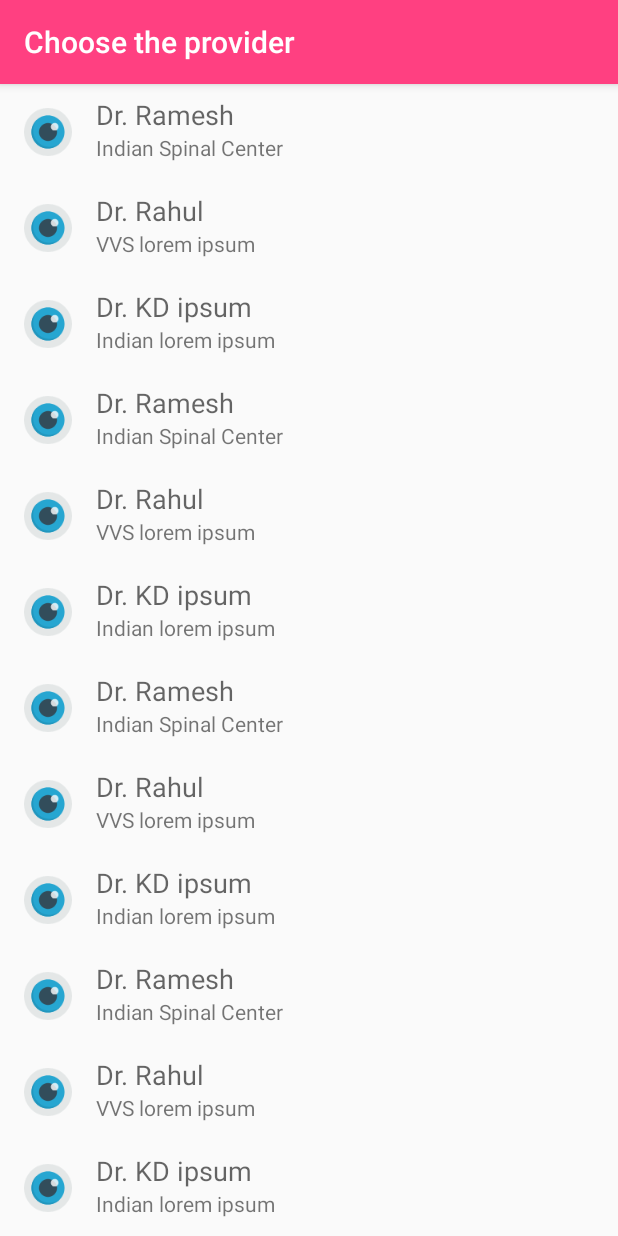
After one commit to ashish05182001/TaskNetwork, an Android app: the ProviderList screen opened directly, with no data from a screen before it, on a phone screen of 412 x 824 dp. The commit adds this screen. Run offline under Robolectric (Android 15) with nearby library versions, the light colour scheme and no system bars.

Commit message:
Made Provider List Screen

```diff
--- a/app/src/main/AndroidManifest.xml
+++ b/app/src/main/AndroidManifest.xml
@@ -19,7 +19,8 @@
         </activity>
         <activity android:name=".LoginActivity" />
         <activity android:name=".CustomerSPActivity" />
-        <activity android:name=".SearchList" />
+        <activity android:name=".ProviderList"
+            android:label="Choose the provider"/>
         <activity android:name=".CategoriesActivity"
             android:theme="@style/AppTheme.NoActionBar"
             android:exported="true">
--- /dev/null
+++ b/app/src/main/java/sddtu/org/tasknetwork/Provider.java
@@ -0,0 +1,23 @@
+package sddtu.org.tasknetwork;
+
+/**
+ * Created by Dell on 3/17/2017.
+ */
+
+public class Provider {
+    private String mName;
+    private String mDescription;
+
+    Provider(String name, String description) {
+        mName = name;
+        mDescription = description;
+    }
+
+    public String getName() {
+        return mName;
+    }
+
+    public String getDescription(){
+        return mDescription;
+    }
+}
--- /dev/null
+++ b/app/src/main/java/sddtu/org/tasknetwork/ProviderList.java
@@ -0,0 +1,57 @@
+package sddtu.org.tasknetwork;
+
+import android.os.Bundle;
+import android.support.v7.app.AppCompatActivity;
+import android.support.v7.widget.LinearLayoutManager;
+import android.support.v7.widget.RecyclerView;
+
+import java.util.ArrayList;
+
+/**
+ * Created by Dell on 3/16/2017.
+ */
+
+public class ProviderList extends AppCompatActivity {
+    int p;
+
+    String[][] data = {
+            {"Dr. Ramesh", "Indian Spinal Center"},
+            {"Dr. Rahul", "VVS lorem ipsum"},
+            {"Dr. KD ipsum", "Indian lorem ipsum"},
+            {"Dr. Ramesh", "Indian Spinal Center"},
+            {"Dr. Rahul", "VVS lorem ipsum"},
+            {"Dr. KD ipsum", "Indian lorem ipsum"},
+            {"Dr. Ramesh", "Indian Spinal Center"},
+            {"Dr. Rahul", "VVS lorem ipsum"},
+            {"Dr. KD ipsum", "Indian lorem ipsum"},
+            {"Dr. Ramesh", "Indian Spinal Center"},
+            {"Dr. Rahul", "VVS lorem ipsum"},
+            {"Dr. KD ipsum", "Indian lorem ipsum"},
+    };
+
+    private RecyclerView recyclerView;
+    private RecyclerView.LayoutManager layoutManager;
+    private RecyclerView.Adapter adapter;
+
+    @Override
+    protected void onCreate(Bundle savedInstanceState) {
+        super.onCreate(savedInstanceState);
+        setContentView(R.layout.activitysearchlist);
+
+//        p = getIntent().getIntExtra("ArrayChoose", 0);
+        recyclerView = (RecyclerView) findViewById(R.id.searchrecycler);
+        layoutManager = new LinearLayoutManager(ProviderList.this);
+        recyclerView.setLayoutManager(layoutManager);
+        adapter = new RecyclerInnerAdapter(getDataSet());
+        recyclerView.setAdapter(adapter);
+    }
+
+    private ArrayList<Provider> getDataSet() {
+        ArrayList results = new ArrayList<>();
+        for (int i = 0; i < data.length; i++) {
+            Provider provider = new Provider(data[i][0], data[i][1]);
+            results.add(provider);
+        }
+        return results;
+    }
+}
--- a/app/src/main/java/sddtu/org/tasknetwork/RecyclerInnerAdapter.java
+++ b/app/src/main/java/sddtu/org/tasknetwork/RecyclerInnerAdapter.java
@@ -1,6 +1,5 @@
 package sddtu.org.tasknetwork;
 
-import android.content.Intent;
 import android.support.v7.widget.RecyclerView;
 import android.view.LayoutInflater;
 import android.view.View;
@@ -15,23 +14,26 @@ import java.util.ArrayList;
 
 public class RecyclerInnerAdapter extends RecyclerView.Adapter<RecyclerInnerAdapter.CardListHolder> {
 
-    private ArrayList<CardList> arraylList;
+    private ArrayList<Provider> arraylList;
 
-    public RecyclerInnerAdapter(ArrayList<CardList> arrayList){
+    public RecyclerInnerAdapter(ArrayList<Provider> arrayList){
         this.arraylList=arrayList;
     }
 
     public class CardListHolder extends RecyclerView.ViewHolder{
 
-        TextView textViewinner;
+        TextView mNameView;
+        TextView mDescriptionView;
         public CardListHolder(final View itemView) {
             super(itemView);
-            textViewinner=(TextView)itemView.findViewById(R.id.textViewinner);
+            mNameView = (TextView)itemView.findViewById(R.id.textViewPersonName);
+            mDescriptionView = (TextView) itemView.findViewById(R.id.textView);
 
             itemView.setOnClickListener(new View.OnClickListener() {
                 @Override
                 public void onClick(View v) {
 
+                    //TODO: Start booking procedure here
 
                 }
             });
@@ -39,13 +41,14 @@ public class RecyclerInnerAdapter extends RecyclerView.Adapter<RecyclerInnerAdap
     }
     @Override
     public RecyclerInnerAdapter.CardListHolder onCreateViewHolder(ViewGroup parent, int viewType) {
-        View view= LayoutInflater.from(parent.getContext()).inflate(R.layout.cardlayout2,parent,false);
+        View view= LayoutInflater.from(parent.getContext()).inflate(R.layout.list_item_provider,parent,false);
         CardListHolder cardListHolder=new CardListHolder(view);
         return cardListHolder;
     }
     @Override
     public void onBindViewHolder(RecyclerInnerAdapter.CardListHolder holder, int position) {
-        holder.textViewinner.setText(arraylList.get(position).getT2());
+        holder.mNameView.setText(arraylList.get(position).getName());
+        holder.mDescriptionView.setText(arraylList.get(position).getDescription());
     }
     @Override
     public int getItemCount() {
--- a/app/src/main/res/layout/activitysearchlist.xml
+++ b/app/src/main/res/layout/activitysearchlist.xml
@@ -4,12 +4,8 @@
     android:layout_height="match_parent">
 
     <android.support.v7.widget.RecyclerView
+        android:id="@+id/searchrecycler"
         android:layout_width="match_parent"
-        android:layout_height="match_parent"
-        android:id="@+id/searchrecycler">
-
-
-
-    </android.support.v7.widget.RecyclerView>
+        android:layout_height="match_parent" />
 
 </LinearLayout>
--- a/app/src/main/res/layout/content_categories.xml
+++ b/app/src/main/res/layout/content_categories.xml
@@ -15,7 +15,7 @@
             android:layout_width="match_parent"
             android:layout_height="wrap_content"
             android:paddingBottom="8dp"
-            android:background="?attr/colorAccent"
+            android:background="?attr/colorPrimary"
             app:layout_scrollFlags="scroll|enterAlways"
             app:contentInsetStart="0dp">
 
--- /dev/null
+++ b/app/src/main/res/layout/list_item_provider.xml
@@ -0,0 +1,42 @@
+<?xml version="1.0" encoding="utf-8"?>
+<android.support.constraint.ConstraintLayout xmlns:android="http://schemas.android.com/apk/res/android"
+    xmlns:app="http://schemas.android.com/apk/res-auto"
+    xmlns:tools="http://schemas.android.com/tools"
+    android:layout_width="match_parent"
+    android:layout_height="wrap_content">
+
+
+    <ImageView
+        android:id="@+id/imageView2"
+        android:layout_width="32dp"
+        android:layout_height="32dp"
+        app:srcCompat="@drawable/ic_eye"
+        app:layout_constraintTop_toTopOf="parent"
+        android:layout_marginTop="16dp"
+        app:layout_constraintBottom_toBottomOf="parent"
+        android:layout_marginBottom="16dp"
+        android:layout_marginLeft="16dp"
+        app:layout_constraintLeft_toLeftOf="parent"
+        app:layout_constraintVertical_bias="0.0" />
+
+    <TextView
+        android:id="@+id/textViewPersonName"
+        android:layout_width="wrap_content"
+        android:layout_height="wrap_content"
+        android:textAppearance="@style/TextAppearance.AppCompat.Medium"
+        tools:text="Dr. Ramesh "
+        app:layout_constraintLeft_toRightOf="@+id/imageView2"
+        android:layout_marginLeft="16dp"
+        app:layout_constraintTop_toTopOf="parent"
+        android:layout_marginTop="8dp" />
+
+    <TextView
+        android:id="@+id/textView"
+        android:layout_width="wrap_content"
+        android:layout_height="wrap_content"
+        tools:text="Indian Spinal Center, Delhi"
+        android:layout_marginLeft="0dp"
+        app:layout_constraintLeft_toLeftOf="@+id/textViewPersonName"
+        android:layout_marginTop="0dp"
+        app:layout_constraintTop_toBottomOf="@+id/textViewPersonName" />
+</android.support.constraint.ConstraintLayout>
--- a/app/src/main/res/values/colors.xml
+++ b/app/src/main/res/values/colors.xml
@@ -1,6 +1,13 @@
 <?xml version="1.0" encoding="utf-8"?>
 <resources>
-    <color name="colorPrimary">#3F51B5</color>
-    <color name="colorPrimaryDark">#303f9f</color>
-    <color name="colorAccent">#FF4081</color>
+    <!--old ones-->
+    <!--<color name="colorPrimary">#3F51B5</color>-->
+    <!--<color name="colorPrimaryDark">#303f9f</color>-->
+    <!--<color name="colorAccent">#FF4081</color>-->
+
+    <!--new ones, change if required-->
+    <color name="colorPrimary">#FF4081</color>
+    <color name="colorPrimaryDark">#ad1457</color>
+    <color name="colorAccent">#303f9f</color>
+
 </resources>
```
Also changed, not shown: app/src/main/java/sddtu/org/tasknetwork/CardList.java (deleted, +0 -20 lines), app/src/main/java/sddtu/org/tasknetwork/CategoriesActivity.java (+7 -0 lines), app/src/main/java/sddtu/org/tasknetwork/SearchList.java (deleted, +0 -52 lines), app/src/main/res/layout/cardlayout2.xml (deleted, +0 -27 lines).
